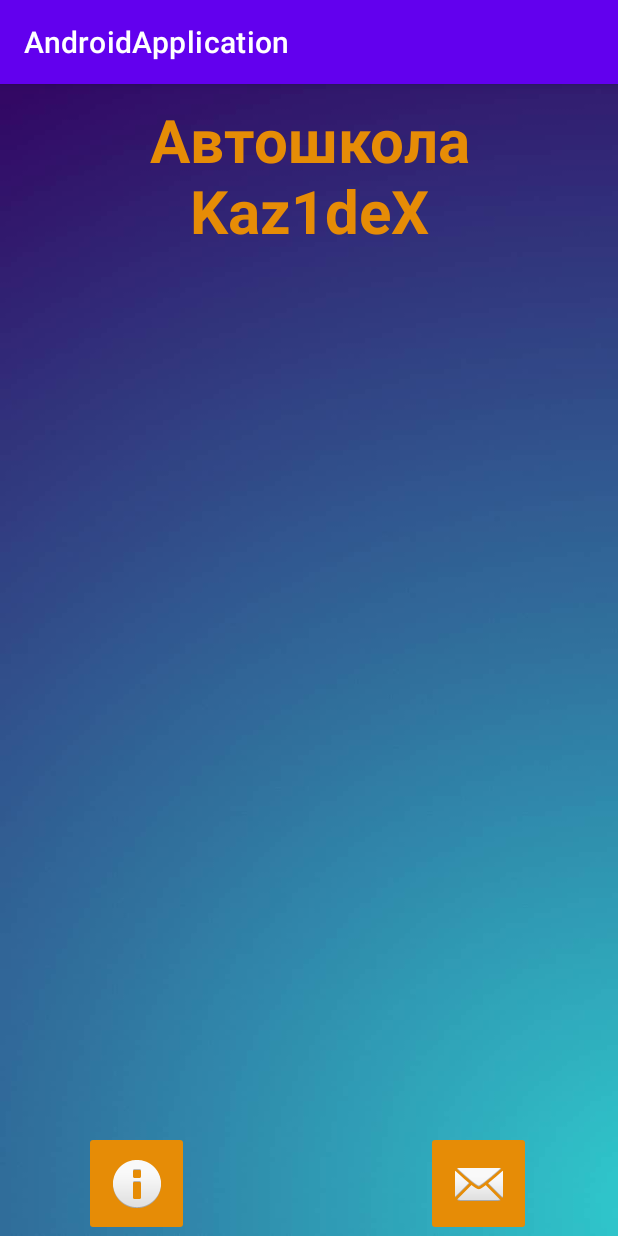
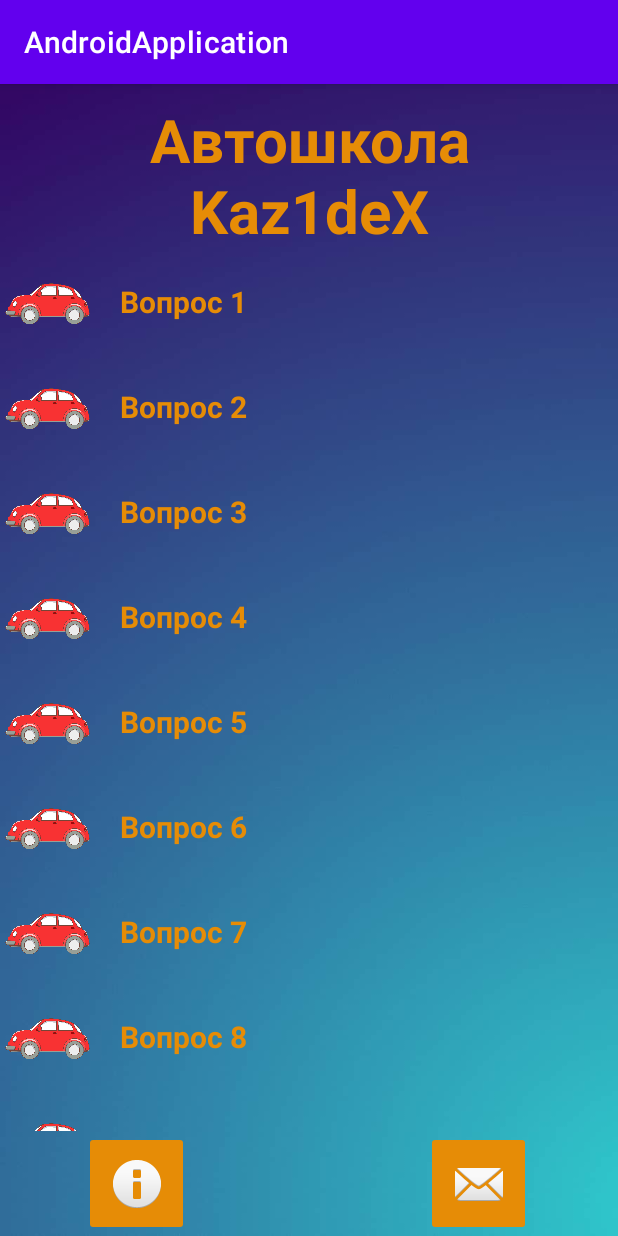
Before and after one commit to Kaz1deX/AndroidApplication, an Android app: the RecyclerViewFragment screen opened through its navigation route, on a phone screen of 412 x 824 dp. Run offline under Robolectric (Android 15) with nearby library versions, the phone set to English and light mode, and no system bars; Roboto replaces fonts that are not available here.

Commit message:
Some changes

```diff
--- a/app/src/main/java/com/example/androidapplication/DataQuestion.java
+++ b/app/src/main/java/com/example/androidapplication/DataQuestion.java
@@ -12,8 +12,8 @@ public class DataQuestion {
     public static LiveData<List<Question>> createList() {
         MutableLiveData<List<Question>> list = new MutableLiveData<>();
         ArrayList<Question> questions = new ArrayList<>();
-        for (int i = 0; i < 20; i++) {
-            Question temp = new Question("Вопрос", i+1);
+        for (int i = 0; i < 800; i++) {
+            Question temp = new Question("Вопрос " + (i+1), i+1);
             questions.add(temp);
         }
         list.setValue(questions);
--- a/app/src/main/java/com/example/androidapplication/MyCustomRecyclerViewAdapter.java
+++ b/app/src/main/java/com/example/androidapplication/MyCustomRecyclerViewAdapter.java
@@ -65,4 +65,10 @@ public class MyCustomRecyclerViewAdapter extends RecyclerView.Adapter<MyCustomRe
             car_image = view.findViewById(R.id.car_image);
         }
     }
+
+    public void updateQuestions(List<Question> questions) {
+        this.questions.clear();
+        this.questions = questions;
+        notifyDataSetChanged();
+    }
 }
--- a/app/src/main/java/com/example/androidapplication/ui/RecyclerViewFragment.java
+++ b/app/src/main/java/com/example/androidapplication/ui/RecyclerViewFragment.java
@@ -46,17 +46,12 @@ public class RecyclerViewFragment extends Fragment {
     public void onViewCreated(@NonNull View view, @Nullable Bundle savedInstanceState) {
         super.onViewCreated(view, savedInstanceState);
 
-//        List<String> questions_array = new ArrayList<String>();
-//        for (int i = 0; i < 200; i++){
-//            questions_array.add("Вопрос " + (i+1));
-//        }
-
         LinearLayoutManager layoutManager = new LinearLayoutManager(getActivity());
         binding.recyclerView.setLayoutManager(layoutManager);
 
         MyCustomRecyclerViewAdapter recyclerViewAdapter = new MyCustomRecyclerViewAdapter(getActivity());
         binding.recyclerView.setAdapter(recyclerViewAdapter);
 
-//        questionViewModel.questions.observe(getViewLifecycleOwner(), questions -> recyclerViewAdapter.(questions));
+        questionViewModel.questions.observe(getViewLifecycleOwner(), questions -> recyclerViewAdapter.updateQuestions(questions));
     }
 }
```
Also changed, not shown: app/src/main/java/com/example/androidapplication/ui/ItemInfoFragment.java (+4 -4 lines).
